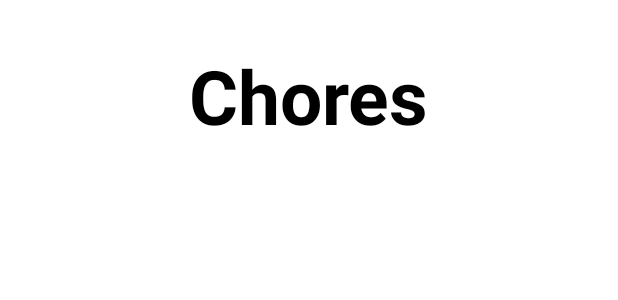
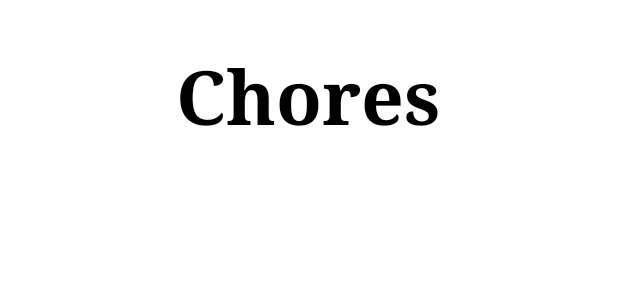
Before and after one commit to acm-projects/Rooomies, an Android app: the layout activity_roomies_chores.xml on its own in the app's theme, with its tools: preview values and no code run, on a phone screen of 412 x 824 dp. Shown: the top 300 px of the screen. Run offline under Robolectric (Android 15) with nearby library versions, the phone set to English and light mode, and no system bars.

```diff
--- a/Roomie_Final copy/app/src/main/res/layout/activity_roomies_chores.xml
+++ b/Roomie_Final copy/app/src/main/res/layout/activity_roomies_chores.xml
@@ -16,7 +16,8 @@
         android:textSize="50sp"
         android:textStyle="bold"
         android:textColor="@color/black"
-        android:customFont="DM_Sans.otf"
+        android:typeface="serif"
+
 
         />
 
```
